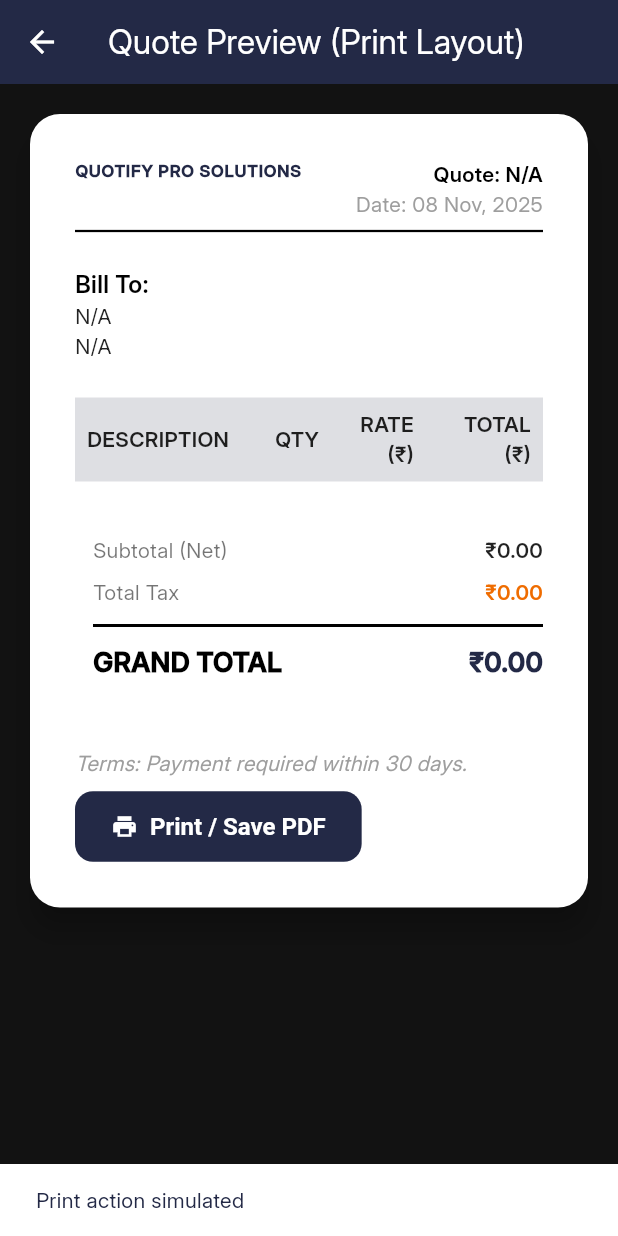
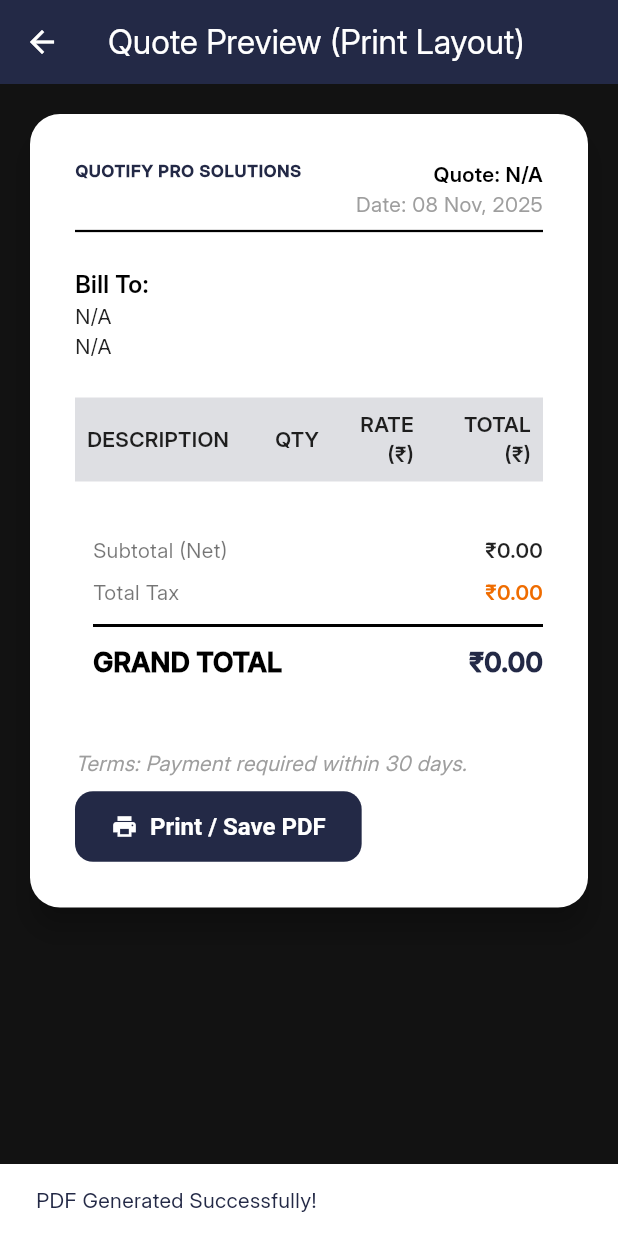
Before and after one commit to syam640/Qutify, a Flutter app: the QuotePreview screen opened directly, after a tap on "Print / Save PDF", on a phone screen of 412 x 824 dp. Run offline on Flutter 3.47's test engine with Material 3 defaults, Android fonts, the light colour scheme and no system bars; our stand-ins replace pdf, printing, shared_preferences; accounts and stored records are empty.

Commit message:
Added PDF Export and SharedPreferences for saving quotes

```diff
--- a/lib/main.dart
+++ b/lib/main.dart
@@ -4,7 +4,12 @@ import 'package:provider/provider.dart';
 import 'package:intl/intl.dart';
 import 'dart:async';
 import 'dart:convert';
-import 'dart:ui'; // For ImageFilter.blur
+import 'dart:ui';
+import 'package:pdf/pdf.dart';
+import 'package:pdf/widgets.dart' as pw;
+import 'package:printing/printing.dart';
+import 'package:shared_preferences/shared_preferences.dart';
+
 
 /* ============================
   Local Storage Simulation (Replaces shared_preferences)
@@ -715,10 +720,6 @@ class QuoteForm extends StatelessWidget {
     });
   }
 }
-
-/* ============================
-  Widgets: QuotePreview (Styled)
-  ============================ */
 /* ============================
   Widgets: QuotePreview (Fixed)
   ============================ */
@@ -794,9 +795,9 @@ class QuotePreview extends StatelessWidget {
     final isWide = MediaQuery.of(context).size.width > 600;
 
     return Scaffold(
-      appBar: AppBar(title: const Text('Quote Preview (Print Layout)')),
+      appBar: AppBar(title: Text('Quote Preview (Print Layout)')),
       body: SafeArea(
-        child: SingleChildScrollView( // ✅ Fix #3
+        child: SingleChildScrollView(
           padding: const EdgeInsets.all(16.0),
           child: Center(
             child: Container(
@@ -810,7 +811,6 @@ class QuotePreview extends StatelessWidget {
                   child: Column(
                     crossAxisAlignment: CrossAxisAlignment.start,
                     children: [
-                      // ✅ Fix #1: Flexible + FittedBox for long header text
                       Row(
                         mainAxisAlignment: MainAxisAlignment.spaceBetween,
                         crossAxisAlignment: CrossAxisAlignment.start,
@@ -849,7 +849,7 @@ class QuotePreview extends StatelessWidget {
                           ),
                         ],
                       ),
-                      const Divider(color: Colors.black, thickness: 1.5),
+                      Divider(color: Colors.black, thickness: 1.5),
                       const SizedBox(height: 16),
 
                       // Client Info
@@ -877,7 +877,7 @@ class QuotePreview extends StatelessWidget {
                           TableRow(
                             decoration: BoxDecoration(
                                 color: theme.primaryColor.withOpacity(0.15)),
-                            children: const [
+                            children: [
                               TableCell(
                                   child: Padding(
                                       padding: EdgeInsets.all(8.0),
@@ -940,7 +940,6 @@ class QuotePreview extends StatelessWidget {
                       const SizedBox(height: 24),
                       const Divider(),
 
-                      // ✅ Fix #2: Wrap instead of Row
                       Wrap(
                         alignment: WrapAlignment.spaceBetween,
                         runAlignment: WrapAlignment.center,
@@ -948,17 +947,17 @@ class QuotePreview extends StatelessWidget {
                         spacing: 8,
                         runSpacing: 8,
                         children: [
-                          const Text('Terms: Payment required within 30 days.',
+                          Text('Terms: Payment required within 30 days.',
                               style: TextStyle(
                                   fontStyle: FontStyle.italic, color: Colors.grey)),
                           ElevatedButton.icon(
                             icon: const Icon(Icons.print),
                             label: const Text('Print / Save PDF'),
-                            onPressed: () {
-                              ScaffoldMessenger.of(context).showSnackBar(
-                                  const SnackBar(content: Text('Print action simulated')));
+                            onPressed: () async {
+                              final qp = Provider.of<QuoteProvider>(context, listen: false);
+                              await _exportQuoteAsPDF(context, qp);
                             },
-                          ),
+                          )
                         ],
                       ),
                     ],
@@ -971,6 +970,84 @@ class QuotePreview extends StatelessWidget {
       ),
     );
   }
+}
+Future<void> _exportQuoteAsPDF(BuildContext context, QuoteProvider qp) async {
+  final pdf = pw.Document();
+  final date = DateFormat('dd MMM, yyyy').format(DateTime.now());
+
+  pdf.addPage(
+    pw.MultiPage(
+      build: (pw.Context context) => [
+        pw.Header(
+          level: 0,
+          child: pw.Row(
+            mainAxisAlignment: pw.MainAxisAlignment.spaceBetween,
+            children: [
+              pw.Text('QUOTIFY PRO SOLUTIONS',
+                  style: pw.TextStyle(fontSize: 22, fontWeight: pw.FontWeight.bold)),
+              pw.Text('Quote: ${qp.quote.reference.isEmpty ? 'N/A' : qp.quote.reference}',
+                  style: const pw.TextStyle(fontSize: 12)),
+            ],
+          ),
+        ),
+        pw.Text('Date: $date', style: const pw.TextStyle(fontSize: 12)),
+        pw.SizedBox(height: 10),
+        pw.Text('Bill To:', style: pw.TextStyle(fontWeight: pw.FontWeight.bold)),
+        pw.Text(qp.quote.clientName.isEmpty ? 'N/A' : qp.quote.clientName),
+        pw.Text(qp.quote.clientAddress.isEmpty ? 'N/A' : qp.quote.clientAddress),
+        pw.SizedBox(height: 20),
+
+        // Table
+        pw.Table.fromTextArray(
+          headers: ['Description', 'Qty', 'Rate', 'Total'],
+          data: qp.quote.items.map((it) {
+            final res = calculateItemTotal(it, taxInclusive: qp.quote.taxInclusive);
+            return [
+              it.name,
+              it.qty.toString(),
+              formatCurrency(it.rate, code: qp.quote.currencyCode),
+              formatCurrency(res.total, code: qp.quote.currencyCode),
+            ];
+          }).toList(),
+          headerDecoration: pw.BoxDecoration(color: PdfColors.grey300),
+          cellAlignment: pw.Alignment.centerLeft,
+          headerStyle: pw.TextStyle(fontWeight: pw.FontWeight.bold),
+          cellStyle: const pw.TextStyle(fontSize: 11),
+        ),
+        pw.SizedBox(height: 20),
+
+        pw.Divider(),
+        pw.Align(
+          alignment: pw.Alignment.centerRight,
+          child: pw.Column(
+            crossAxisAlignment: pw.CrossAxisAlignment.end,
+            children: [
+              pw.Text('Subtotal: ${formatCurrency(qp.subtotal)}'),
+              pw.Text('Tax: ${formatCurrency(qp.totalTax)}'),
+              pw.Text(
+                'Grand Total: ${formatCurrency(qp.grandTotal)}',
+                style: pw.TextStyle(fontSize: 14, fontWeight: pw.FontWeight.bold),
+              ),
+            ],
+          ),
+        ),
+        pw.SizedBox(height: 30),
+        pw.Text('Terms: Payment required within 30 days.',
+            style: pw.TextStyle(fontSize: 10, fontStyle: pw.FontStyle.italic)),
+        pw.SizedBox(height: 10),
+        pw.Text('Generated by Quotify Pro Elite', style: const pw.TextStyle(fontSize: 10)),
+      ],
+    ),
+  );
+
+  // Opens print/save/share dialog
+  await Printing.layoutPdf(
+    onLayout: (PdfPageFormat format) async => pdf.save(),
+  );
+
+  ScaffoldMessenger.of(context).showSnackBar(
+    const SnackBar(content: Text('PDF Generated Successfully!')),
+  );
 }
 
 /* ============================
@@ -1057,7 +1134,7 @@ class QuoteHomeScreen extends StatelessWidget {
   Widget build(BuildContext context) {
     return Scaffold(
       appBar: AppBar(
-        title: const Text('Quotify Pro Elite - Builder', style: TextStyle(fontWeight: FontWeight.w800, fontSize: 22, letterSpacing: 0.8)),
+        title:  Text('Quotify Pro Elite - Builder', style: TextStyle(fontWeight: FontWeight.w800, fontSize: 22, letterSpacing: 0.8)),
         backgroundColor: const Color(0xFF121212),
         elevation: 0,
       ),
```
Also changed, not shown: pubspec.yaml (+5 -5 lines), pubspec.lock, 5 other files.
